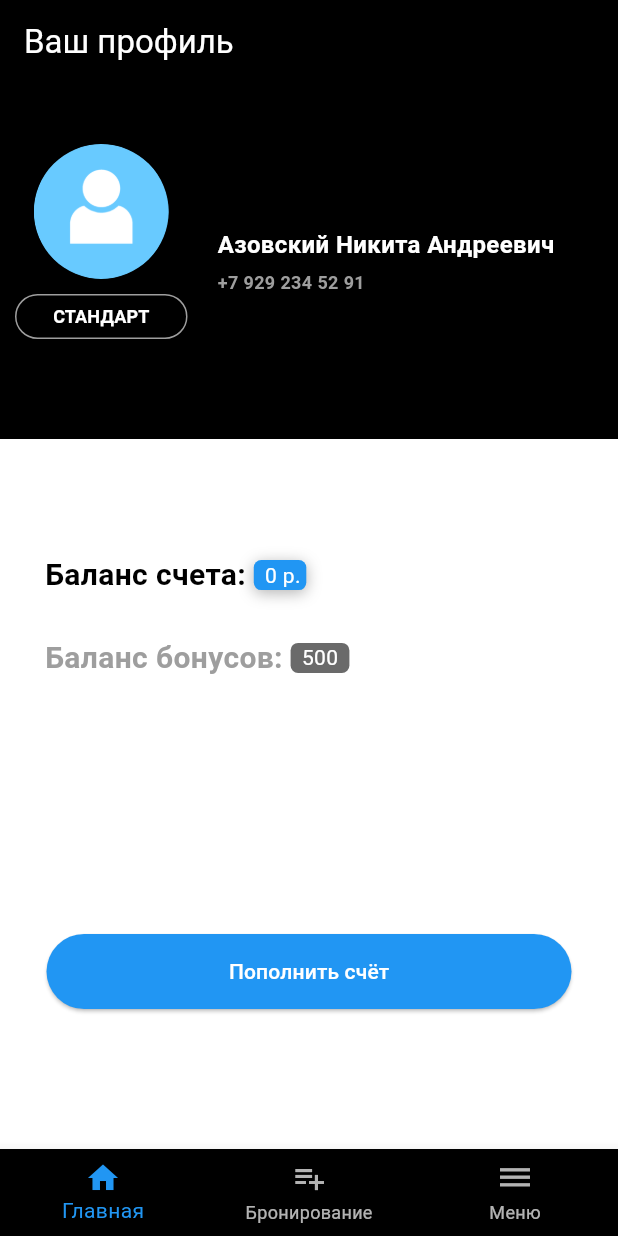
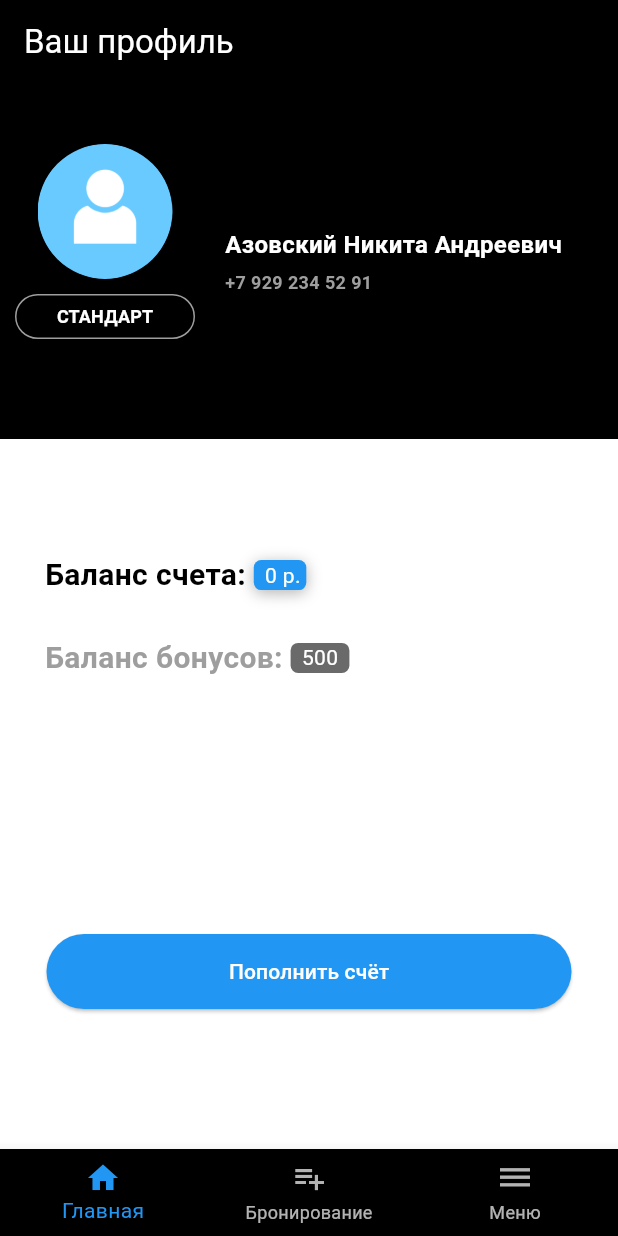
Before and after one commit to Dreyk69/kursovay, a Flutter app: the screen it shows after launch, after a tap on "Войти", on a phone screen of 412 x 824 dp. Run offline on Flutter 3.47's test engine with Material 2 defaults, Android fonts, the phone set to English and light mode, and no system bars; our stand-ins replace firebase_core, table_calendar; accounts and stored records are empty.

Commit message:
все работает

```diff
--- a/lib/main.dart
+++ b/lib/main.dart
@@ -11,7 +11,9 @@ import 'firebase_options.dart';
 
 Future<void> main() async {
   WidgetsFlutterBinding.ensureInitialized();
-  await Firebase.initializeApp();
+  await Firebase.initializeApp(
+    options: DefaultFirebaseOptions.currentPlatform
+  );
   runApp(const MyApp());
 }
 
--- a/lib/widgets/profile/profile_widget.dart
+++ b/lib/widgets/profile/profile_widget.dart
@@ -33,7 +33,7 @@ class ProfileWidget extends StatelessWidget {
                                 fit: BoxFit.fill),
                           )),
                       SizedBox(
-                        width: 115,
+                        width: 120,
                         height: 30,
                         child: ElevatedButton(
                           onPressed: () {
@@ -84,14 +84,14 @@ class ProfileWidget extends StatelessWidget {
                     ],
                   ),
                 ),
-                Flexible(
+                const Flexible(
                   child: Padding(
-                    padding: const EdgeInsets.symmetric(
+                    padding: EdgeInsets.symmetric(
                         vertical: 10, horizontal: 10),
                     child: Column(
                       mainAxisAlignment: MainAxisAlignment.center,
                       crossAxisAlignment: CrossAxisAlignment.start,
-                      children: const [
+                      children: [
                         Text('Азовский Никита Андреевич',
                             overflow: TextOverflow.ellipsis,
                             style: TextStyle(
```
Also changed, not shown: 1 other file.
